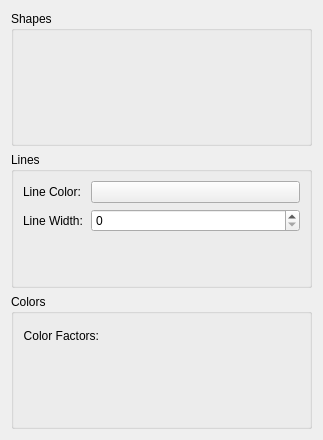
Qt form plugins/generators/multigridpattern/wdgmultigridpatternoptions.ui (KDE/krita) before a commit.
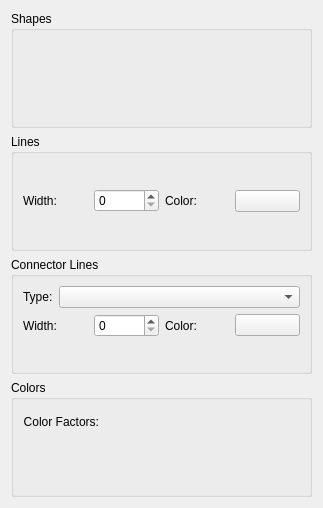
The same form after that commit. Custom widgets are drawn as their Qt base class.

Commit message:
Add connector lines.
I think that's the last thing on my list...

Patch:
```diff
--- a/plugins/generators/multigridpattern/wdgmultigridpatternoptions.ui
+++ b/plugins/generators/multigridpattern/wdgmultigridpatternoptions.ui
@@ -7,7 +7,7 @@
     <x>0</x>
     <y>0</y>
     <width>323</width>
-    <height>440</height>
+    <height>508</height>
    </rect>
   </property>
   <layout class="QVBoxLayout" name="verticalLayout_2">
@@ -34,32 +34,79 @@
      <property name="title">
       <string>Lines</string>
      </property>
-     <layout class="QFormLayout" name="formLayout_3">
-      <item row="0" column="0">
-       <widget class="QLabel" name="label_3">
-        <property name="text">
-         <string>Line Color: </string>
-        </property>
-       </widget>
-      </item>
-      <item row="0" column="1">
-       <widget class="KisColorButton" name="bnLineColor"/>
-      </item>
-      <item row="1" column="0">
+     <layout class="QHBoxLayout" name="horizontalLayout">
+      <item>
        <widget class="QLabel" name="label_4">
         <property name="text">
-         <string>Line Width:</string>
+         <string>Width:</string>
         </property>
        </widget>
       </item>
-      <item row="1" column="1">
+      <item>
        <widget class="QSpinBox" name="spnLineWidth"/>
       </item>
+      <item>
+       <widget class="QLabel" name="label_3">
+        <property name="text">
+         <string>Color: </string>
+        </property>
+       </widget>
+      </item>
+      <item>
+       <widget class="KisColorButton" name="bnLineColor"/>
+      </item>
      </layout>
     </widget>
    </item>
    <item>
-    <widget class="QGroupBox" name="groupBox">
+    <widget class="QGroupBox" name="gbConnector">
+     <property name="title">
+      <string>Connector Lines</string>
+     </property>
+     <layout class="QFormLayout" name="formLayout_2">
+      <item row="0" column="0">
+       <widget class="QLabel" name="label_5">
+        <property name="text">
+         <string>Type:</string>
+        </property>
+       </widget>
+      </item>
+      <item row="0" column="1">
+       <widget class="QComboBox" name="cmbConnectorType"/>
+      </item>
+      <item row="1" column="0" colspan="2">
+       <layout class="QHBoxLayout" name="horizontalLayout_3">
+        <item>
+         <widget class="QLabel" name="label">
+          <property name="text">
+           <string>Width:</string>
+          </property>
+         </widget>
+        </item>
+        <item>
+         <widget class="QSpinBox" name="spnConnectorWidth"/>
+        </item>
+        <item>
+         <widget class="QLabel" name="label_2">
+          <property name="text">
+           <string>Color:</string>
+          </property>
+         </widget>
+        </item>
+        <item>
+         <widget class="KisColorButton" name="bnConnectorColor">
+          <property name="text">
+           <string/>
+          </property>
+         </widget>
+        </item>
+       </layout>
+      </item>
+     </layout>
+    </widget>
+   </item>
+   <item>
+    <widget class="QGroupBox" name="gbColors">
      <property name="title">
       <string>Colors</string>
      </property>
```
Left out of the diff: 4 changed lines with no effect on the pictures. The commit also changes 3 other files.
